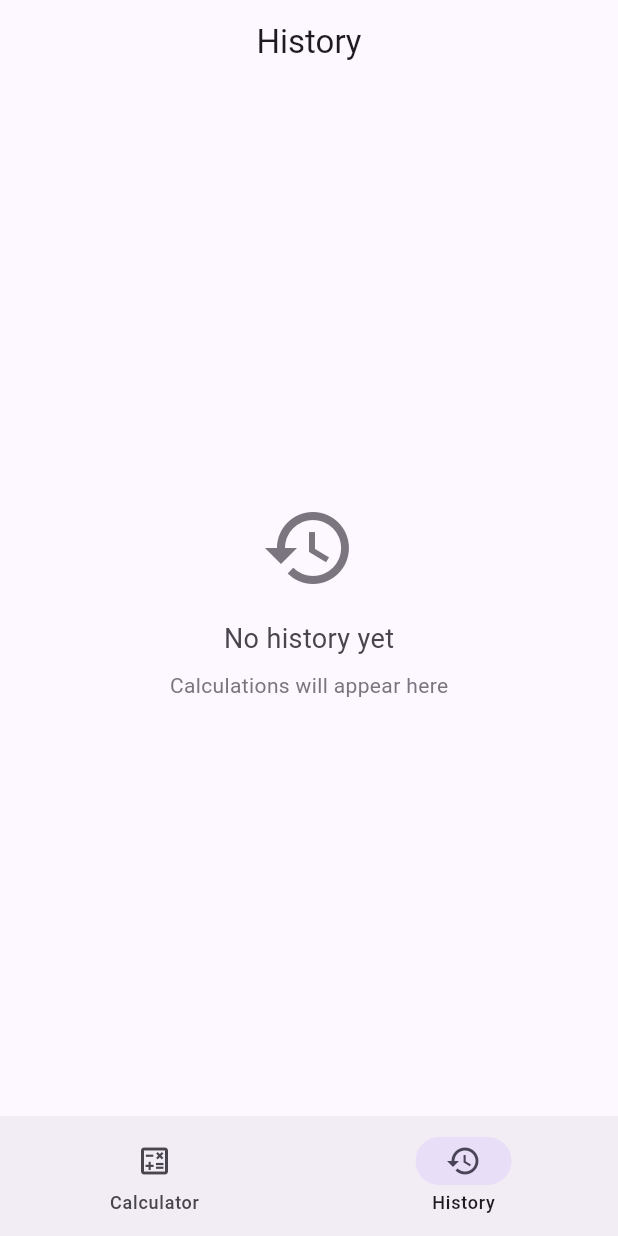
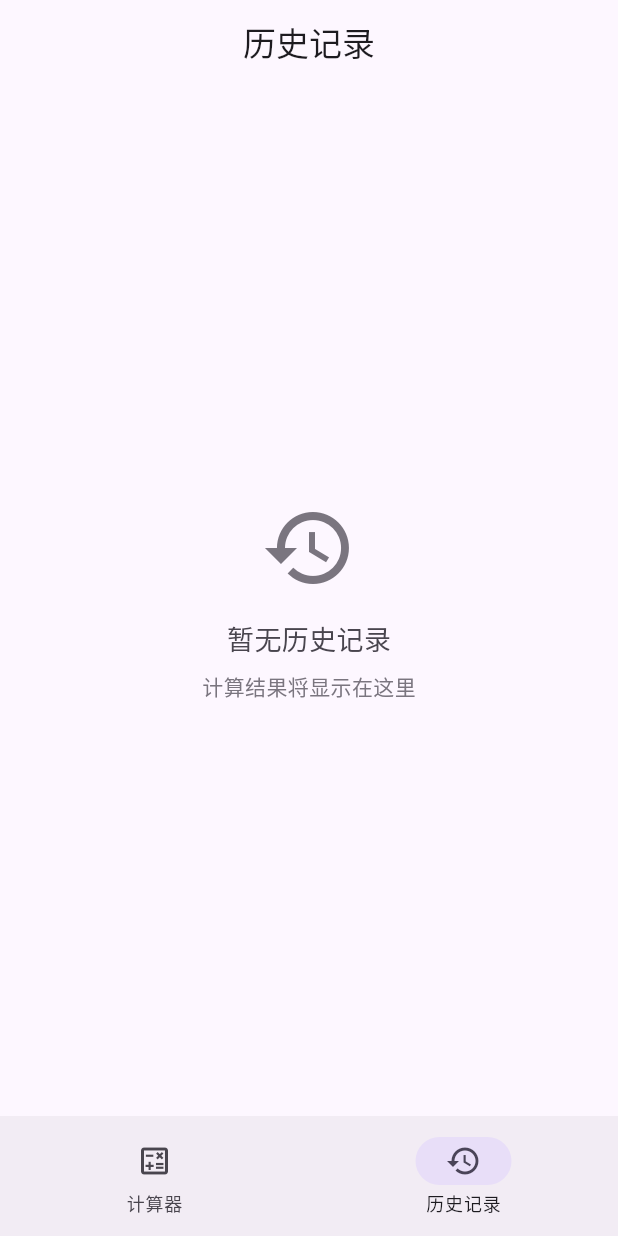
Before and after one commit to chumianyiru/awesome-app-rn, a Flutter app: the screen it shows after launch, item 2 of the bottom bar chosen, on a phone screen of 412 x 824 dp. Run offline on Flutter 3.47's test engine with Material 3 defaults, Android fonts, the phone set to English and light mode, and no system bars.

Commit message:
feat: 将应用内所有文字改为中文

```diff
--- a/lib/calculator_page.dart
+++ b/lib/calculator_page.dart
@@ -45,12 +45,12 @@ class _CalculatorPageState extends State<CalculatorPage> {
           NavigationDestination(
             icon: Icon(Icons.calculate_outlined),
             selectedIcon: Icon(Icons.calculate),
-            label: 'Calculator',
+            label: '计算器',
           ),
           NavigationDestination(
             icon: Icon(Icons.history_outlined),
             selectedIcon: Icon(Icons.history),
-            label: 'History',
+            label: '历史记录',
           ),
         ],
       ),
--- a/lib/history_page.dart
+++ b/lib/history_page.dart
@@ -16,7 +16,7 @@ class HistoryPage extends StatelessWidget {
 
     return Scaffold(
       appBar: AppBar(
-        title: const Text('History'),
+        title: const Text('历史记录'),
         actions: [
           if (history.isNotEmpty)
             IconButton(
@@ -25,19 +25,19 @@ class HistoryPage extends StatelessWidget {
                 showDialog(
                   context: context,
                   builder: (context) => AlertDialog(
-                    title: const Text('Clear History'),
-                    content: const Text('Are you sure you want to clear all history?'),
+                    title: const Text('清空历史记录'),
+                    content: const Text('确定要清空所有计算历史吗？'),
                     actions: [
                       TextButton(
                         onPressed: () => Navigator.pop(context),
-                        child: const Text('Cancel'),
+                        child: const Text('取消'),
                       ),
                       TextButton(
                         onPressed: () {
                           onClear();
                           Navigator.pop(context);
                         },
-                        child: const Text('Clear'),
+                        child: const Text('清空'),
                       ),
                     ],
                   ),
@@ -58,7 +58,7 @@ class HistoryPage extends StatelessWidget {
                   ),
                   const SizedBox(height: 16),
                   Text(
-                    'No history yet',
+                    '暂无历史记录',
                     style: TextStyle(
                       fontSize: 18,
                       color: colorScheme.onSurfaceVariant,
@@ -66,7 +66,7 @@ class HistoryPage extends StatelessWidget {
                   ),
                   const SizedBox(height: 8),
                   Text(
-                    'Calculations will appear here',
+                    '计算结果将显示在这里',
                     style: TextStyle(
                       fontSize: 14,
                       color: colorScheme.outline,
--- a/lib/main.dart
+++ b/lib/main.dart
@@ -26,7 +26,7 @@ class CalculatorApp extends StatelessWidget {
     );
 
     return MaterialApp(
-      title: 'Calculator',
+      title: '计算器',
       debugShowCheckedModeBanner: false,
       theme: ThemeData(
         useMaterial3: true,
```
Also changed, not shown: 2 other files.
